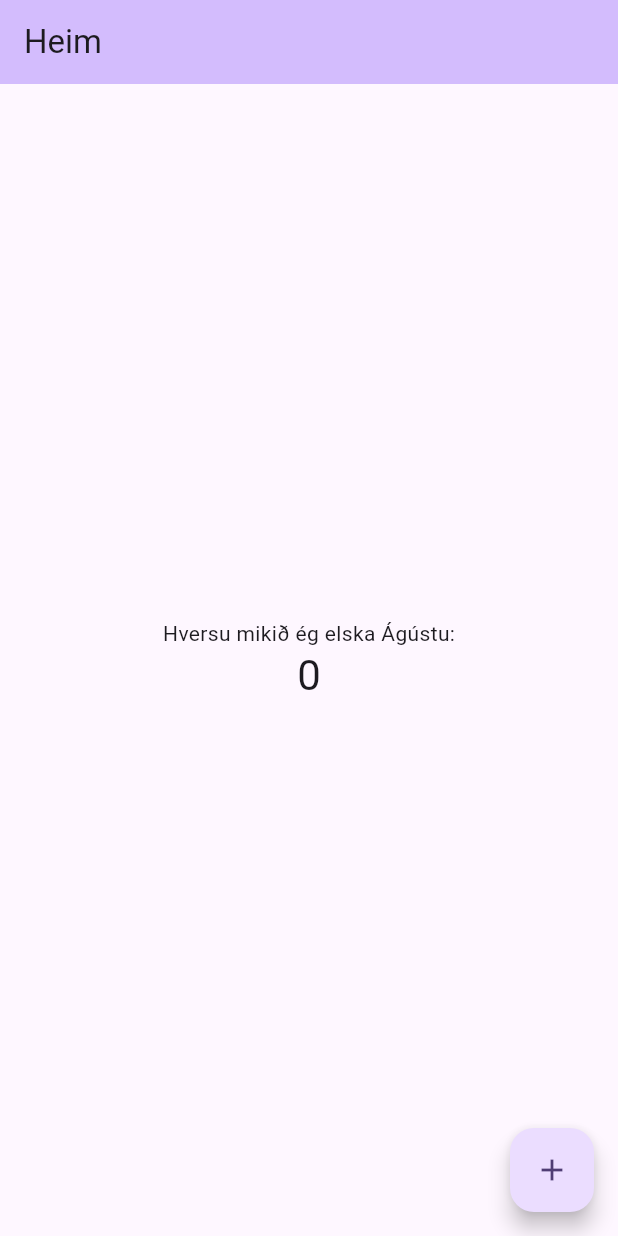
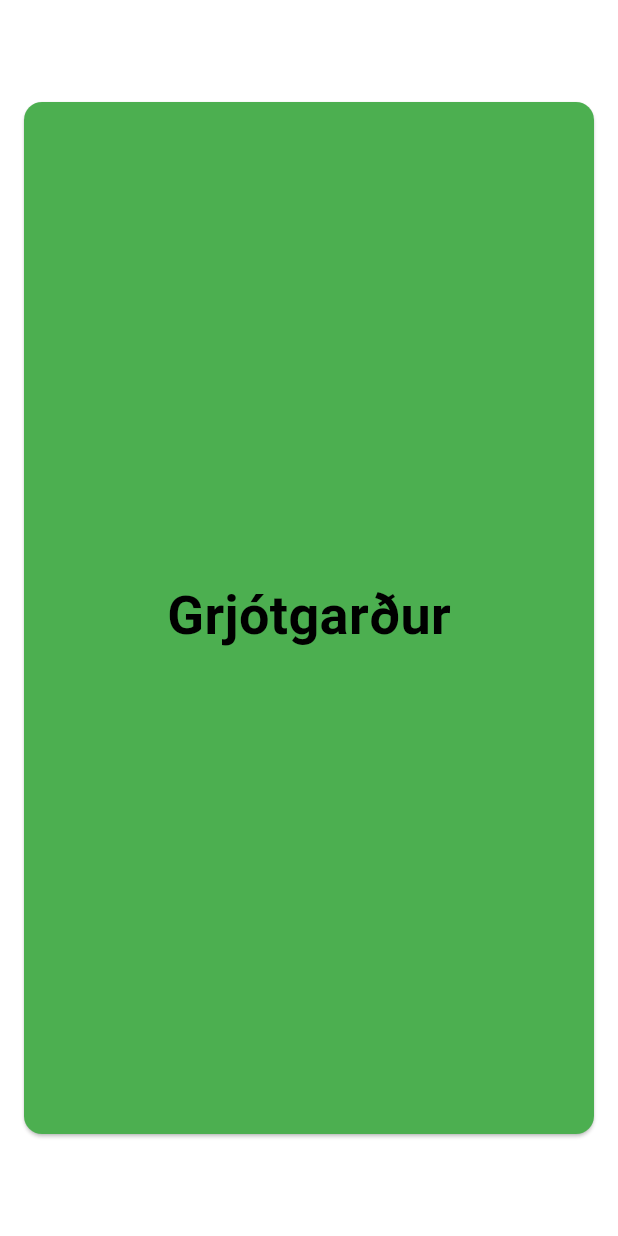
Before and after one commit to robert-fjolnir/nafnaapp-frontend, a Flutter app: the screen it shows after launch, on a phone screen of 412 x 824 dp. Run offline on Flutter 3.47's test engine with Material 3 defaults, Android fonts, the phone set to English and light mode, and no system bars.

Commit message:
Added simple swiping

```diff
--- a/lib/main.dart
+++ b/lib/main.dart
@@ -1,4 +1,5 @@
 import 'package:flutter/material.dart';
+import 'package:nafnaappv2/views/swipe.dart';
 
 void main() {
   runApp(const MyApp());
@@ -13,40 +14,40 @@ class MyApp extends StatelessWidget {
     return MaterialApp(
       title: 'NafnaApp',
       theme: ThemeData(
-        // This is the theme of your application.
-        //
-        // TRY THIS: Try running your application with "flutter run". You'll see
-        // the application has a purple toolbar. Then, without quitting the app,
-        // try changing the seedColor in the colorScheme below to Colors.green
-        // and then invoke "hot reload" (save your changes or press the "hot
-        // reload" button in a Flutter-supported IDE, or press "r" if you used
-        // the command line to start the app).
-        //
-        // Notice that the counter didn't reset back to zero; the application
-        // state is not lost during the reload. To reset the state, use hot
-        // restart instead.
-        //
-        // This works for code too, not just values: Most code changes can be
-        // tested with just a hot reload.
         colorScheme: ColorScheme.fromSeed(seedColor: Colors.deepPurple),
         useMaterial3: true,
       ),
-      home: const MyHomePage(title: 'Heim'),
+      home: Material(
+        color: Colors.transparent,
+        child: SafeArea(
+          child: Container(
+            alignment: Alignment.center,
+            color: Colors.white,
+            child: Column(
+                mainAxisSize: MainAxisSize.max,
+                mainAxisAlignment: MainAxisAlignment.end,
+                children: [
+                  Container(
+                    height: 60.0,
+                    alignment: Alignment.bottomCenter,
+                    child: null,
+                  ),
+                  const SwipeView(),
+                  Container(
+                    height: 60.0,
+                    alignment: Alignment.bottomCenter,
+                    child: null,
+                  )
+                ]),
+          ),
+        ),
+      ),
     );
   }
 }
 
 class MyHomePage extends StatefulWidget {
   const MyHomePage({super.key, required this.title});
-
-  // This widget is the home page of your application. It is stateful, meaning
-  // that it has a State object (defined below) that contains fields that affect
-  // how it looks.
-
-  // This class is the configuration for the state. It holds the values (in this
-  // case the title) provided by the parent (in this case the App widget) and
-  // used by the build method of the State. Fields in a Widget subclass are
-  // always marked "final".
 
   final String title;
 
@@ -59,50 +60,19 @@ class _MyHomePageState extends State<MyHomePage> {
 
   void _incrementCounter() {
     setState(() {
-      // This call to setState tells the Flutter framework that something has
-      // changed in this State, which causes it to rerun the build method below
-      // so that the display can reflect the updated values. If we changed
-      // _counter without calling setState(), then the build method would not be
-      // called again, and so nothing would appear to happen.
       _counter++;
     });
   }
 
   @override
   Widget build(BuildContext context) {
-    // This method is rerun every time setState is called, for instance as done
-    // by the _incrementCounter method above.
-    //
-    // The Flutter framework has been optimized to make rerunning build methods
-    // fast, so that you can just rebuild anything that needs updating rather
-    // than having to individually change instances of widgets.
     return Scaffold(
       appBar: AppBar(
-        // TRY THIS: Try changing the color here to a specific color (to
-        // Colors.amber, perhaps?) and trigger a hot reload to see the AppBar
-        // change color while the other colors stay the same.
         backgroundColor: Theme.of(context).colorScheme.inversePrimary,
-        // Here we take the value from the MyHomePage object that was created by
-        // the App.build method, and use it to set our appbar title.
         title: Text(widget.title),
       ),
       body: Center(
-        // Center is a layout widget. It takes a single child and positions it
-        // in the middle of the parent.
         child: Column(
-          // Column is also a layout widget. It takes a list of children and
-          // arranges them vertically. By default, it sizes itself to fit its
-          // children horizontally, and tries to be as tall as its parent.
-          //
-          // Column has various properties to control how it sizes itself and
-          // how it positions its children. Here we use mainAxisAlignment to
-          // center the children vertically; the main axis here is the vertical
-          // axis because Columns are vertical (the cross axis would be
-          // horizontal).
-          //
-          // TRY THIS: Invoke "debug painting" (choose the "Toggle Debug Paint"
-          // action in the IDE, or press "p" in the console), to see the
-          // wireframe for each widget.
           mainAxisAlignment: MainAxisAlignment.center,
           children: <Widget>[
             const Text(
--- /dev/null
+++ b/lib/views/card copy.dart
@@ -0,0 +1,47 @@
+import 'package:flutter/material.dart';
+
+class SwipeCard extends StatelessWidget {
+  final String name;
+  final Color color;
+
+  const SwipeCard({
+    Key? key,
+    required this.name,
+    required this.color,
+  }) : super(key: key);
+
+  @override
+  Widget build(BuildContext context) {
+    return Container(
+      margin: const EdgeInsets.fromLTRB(16.0, 8.0, 16.0, 8.0),
+      decoration: BoxDecoration(
+        shape: BoxShape.rectangle,
+        borderRadius: BorderRadius.circular(20.0),
+        color: color,
+      ),
+      child: Container(
+        margin: const EdgeInsets.all(20.0),
+        child: Column(
+          mainAxisSize: MainAxisSize.max,
+          mainAxisAlignment: MainAxisAlignment.center,
+          children: [
+            Padding(
+              padding: const EdgeInsets.fromLTRB(0.0, 0.0, 0.0, 4.0),
+              child: Row(
+                children: [
+                  Text(
+                    name,
+                    style: const TextStyle(
+                        color: Colors.black,
+                        fontSize: 36,
+                        fontWeight: FontWeight.bold),
+                  ),
+                ],
+              ),
+            ),
+          ],
+        ),
+      ),
+    );
+  }
+}
--- /dev/null
+++ b/lib/views/card.dart
@@ -0,0 +1,46 @@
+import 'package:flutter/material.dart';
+
+class SwipeCard extends StatelessWidget {
+  final String name;
+  final Color color;
+
+  const SwipeCard({
+    Key? key,
+    required this.name,
+    required this.color,
+  }) : super(key: key);
+
+  @override
+  Widget build(BuildContext context) {
+    return Card(
+      margin: const EdgeInsets.fromLTRB(16.0, 8.0, 16.0, 8.0),
+      color: color,
+      child: Container(
+        margin: const EdgeInsets.all(20.0),
+        child: Column(
+          mainAxisSize: MainAxisSize.max,
+          mainAxisAlignment: MainAxisAlignment.center,
+          children: [
+            Padding(
+              padding: const EdgeInsets.fromLTRB(0.0, 0.0, 0.0, 4.0),
+              child: Row(
+                mainAxisAlignment: MainAxisAlignment.center,
+                children: [
+                  Flexible(
+                    child: Text(
+                      name,
+                      style: const TextStyle(
+                          color: Colors.black,
+                          fontSize: 36,
+                          fontWeight: FontWeight.bold),
+                    ),
+                  ),
+                ],
+              ),
+            ),
+          ],
+        ),
+      ),
+    );
+  }
+}
--- /dev/null
+++ b/lib/views/swipe.dart
@@ -0,0 +1,82 @@
+import 'package:flutter/material.dart';
+import 'package:nafnaappv2/views/card.dart';
+
+class SwipeView extends StatefulWidget {
+  const SwipeView({super.key});
+
+  @override
+  State<SwipeView> createState() => _SwipeViewState();
+}
+
+class _SwipeViewState extends State<SwipeView> {
+  int stackCounter = 0;
+  double swipeThreshold = 100.0;
+  String name = "Grjótgarður";
+
+  List<Color> colors = <Color>[
+    Colors.green,
+    Colors.blueGrey,
+    Colors.yellow,
+    Colors.red,
+    Colors.purple,
+  ];
+
+  List<String> names = <String>[
+    "Grjótgarður",
+    "Hödd",
+    "Aspar",
+    "Gústs",
+    "Grjótgarður (aftur)",
+    "Kaktus",
+    "Bobbs",
+    "Mjöglangtnafnsemerrosalangt",
+  ];
+
+  void evaluateSwipe(dx) {
+    if (dx > swipeThreshold) {
+      like();
+    } else if (dx < -swipeThreshold) {
+      dislike();
+    }
+  }
+
+  void like() {
+    increaseStackCounter();
+  }
+
+  void dislike() {
+    increaseStackCounter();
+  }
+
+  void increaseStackCounter() {
+    setState(() {
+      stackCounter++;
+    });
+  }
+
+  @override
+  Widget build(BuildContext context) {
+    return Expanded(
+      child: LayoutBuilder(
+        builder: (context, constraints) => Draggable(
+          onDragEnd: (details) => evaluateSwipe(details.offset.dx),
+          feedback: SizedBox(
+              width: constraints.maxWidth,
+              height: constraints.maxHeight,
+              child: SwipeCard(
+                color: colors[stackCounter % colors.length],
+                name: names[stackCounter % names.length],
+              )),
+          childWhenDragging: SwipeCard(
+            color: colors[(stackCounter + 1) % colors.length],
+            name: names[(stackCounter + 1) % names.length],
+          ),
+          child: SwipeCard(
+            color: colors[stackCounter % colors.length],
+            name: names[stackCounter % names.length],
+          ),
+        ),
+      ),
+    );
+  }
+}
```
